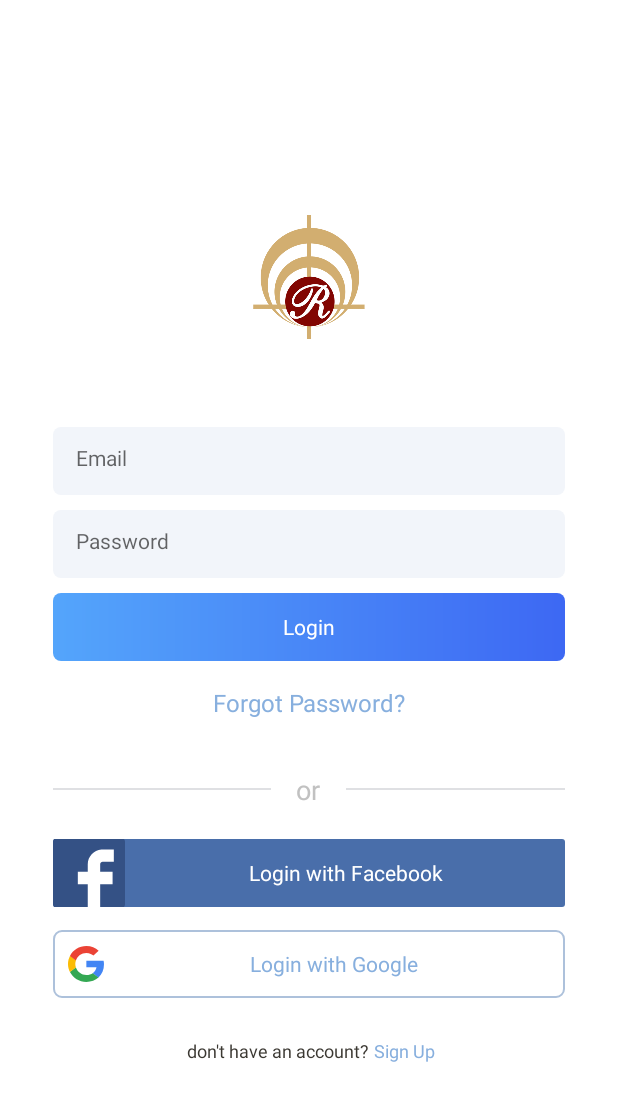
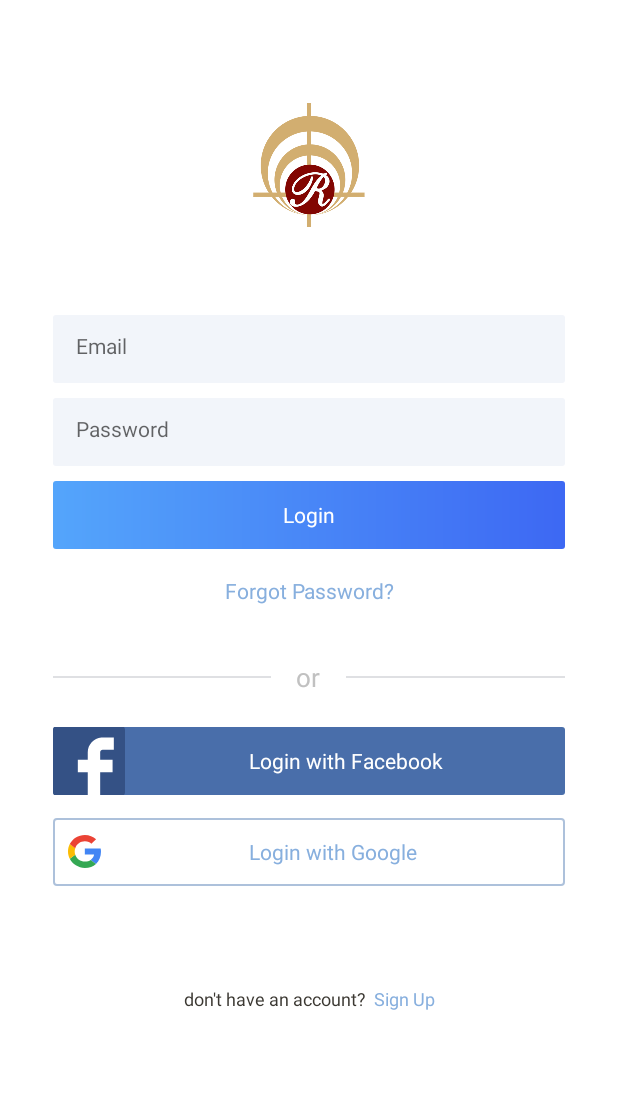
Before and after one commit to Mayur-vaghasiya/ApplicationMayurPractical, an Android app: the LoginActivity screen opened directly, with no data from a screen before it, on a phone screen of 412 x 824 dp. Shown: the top 1101 px of the screen. Run offline under Robolectric (Android 15) with nearby library versions, the phone set to English and light mode, and no system bars.

Commit message:
initial commit

```diff
--- a/app/src/main/res/drawable/edittext_corner.xml
+++ b/app/src/main/res/drawable/edittext_corner.xml
@@ -7,7 +7,7 @@
         android:color="#F2F5FA"
         />
     <corners
-        android:radius="5dp"
+        android:radius="2dp"
         />
 
 </shape>
--- a/app/src/main/res/drawable/ic_google_icon.xml
+++ b/app/src/main/res/drawable/ic_google_icon.xml
@@ -1,6 +1,6 @@
 <vector xmlns:android="http://schemas.android.com/apk/res/android"
-    android:width="24dp"
-    android:height="24dp"
+    android:width="22dp"
+    android:height="22dp"
     android:viewportWidth="256"
     android:viewportHeight="262">
   <path
--- a/app/src/main/res/drawable/selecteditem.xml
+++ b/app/src/main/res/drawable/selecteditem.xml
@@ -10,6 +10,6 @@
         android:startColor="#54A5FB"
         android:type="linear" />
 
-    <corners android:radius="5dp" />
+    <corners android:radius="2dp" />
 -->
 </shape>
--- a/app/src/main/res/drawable/shapselected.xml
+++ b/app/src/main/res/drawable/shapselected.xml
@@ -2,7 +2,7 @@
 <shape xmlns:android="http://schemas.android.com/apk/res/android"
     android:shape="rectangle">
 
-    <corners android:radius="5dp" />
+    <corners android:radius="2dp" />
 
     <stroke
         android:width="1dp"
--- a/app/src/main/res/layout/activity_login.xml
+++ b/app/src/main/res/layout/activity_login.xml
@@ -1,49 +1,43 @@
 <?xml version="1.0" encoding="utf-8"?>
-<LinearLayout xmlns:android="http://schemas.android.com/apk/res/android"
+<ScrollView xmlns:android="http://schemas.android.com/apk/res/android"
     xmlns:app="http://schemas.android.com/apk/res-auto"
     xmlns:tools="http://schemas.android.com/tools"
     android:layout_width="match_parent"
     android:layout_height="match_parent"
-    android:layout_gravity="center"
+    android:layout_gravity="bottom"
     android:background="@color/white"
     android:gravity="center"
-    android:orientation="vertical"
-    tools:context=".ui.SignUpActivity">
-
-    <ScrollView
-        android:layout_width="match_parent"
-        android:layout_height="wrap_content"
-        android:layout_gravity="center"
     android:overScrollMode="never"
     android:scrollIndicators="none"
-        android:scrollbars="none">
+    android:scrollbars="none"
+    tools:context=".ui.LoginActivity">
 
     <LinearLayout
         android:layout_width="match_parent"
-            android:layout_height="wrap_content"
+        android:layout_height="match_parent"
         android:gravity="center"
         android:orientation="vertical">
 
         <androidx.appcompat.widget.AppCompatImageView
             android:layout_width="@dimen/height_width_100"
             android:layout_height="@dimen/height_width_100"
-                android:layout_marginTop="@dimen/padding_margin_50"
+            android:layout_marginTop="@dimen/padding_margin_60"
             android:src="@drawable/logo512" />
 
         <androidx.appcompat.widget.AppCompatEditText
             android:id="@+id/edittextEmail"
             style="@style/CommonEditTextStyle"
             android:layout_marginTop="@dimen/padding_margin_50"
+            android:hint="@string/email"
             android:imeOptions="actionNext"
-                android:inputType="textEmailAddress"
-                android:hint="@string/email" />
+            android:inputType="textEmailAddress" />
 
         <androidx.appcompat.widget.AppCompatEditText
             android:id="@+id/edittextPassword"
             style="@style/CommonEditTextStyle"
-                android:layout_marginTop="10dp"
-                android:inputType="textPassword"
-                android:hint="@string/password" />
+            android:layout_marginTop="@dimen/padding_margin_10"
+            android:hint="@string/password"
+            android:inputType="textPassword" />
 
         <androidx.appcompat.widget.AppCompatTextView
             android:id="@+id/textviewLogin"
@@ -62,7 +56,7 @@
             android:gravity="center"
             android:text="@string/forgot_password"
             android:textColor="@color/forgotpasscolor"
-                android:textSize="@dimen/text_16" />
+            android:textSize="@dimen/text_14" />
 
         <FrameLayout
             android:layout_width="match_parent"
@@ -81,14 +75,14 @@
                 android:background="@color/loginlinecolor" />
 
             <androidx.appcompat.widget.AppCompatTextView
-                    android:layout_width="50dp"
-                    android:layout_height="35dp"
+                android:layout_width="@dimen/height_width_50"
+                android:layout_height="@dimen/height_width_35"
                 android:layout_gravity="center"
                 android:background="@color/white"
                 android:gravity="center"
                 android:text="@string/or"
                 android:textColor="@color/view_color"
-                    android:textSize="18sp" />
+                android:textSize="@dimen/text_17" />
 
 
         </FrameLayout>
@@ -104,7 +98,7 @@
             android:id="@+id/textviewSignupwithGoogle"
             style="@style/SignupgoogleButtonStyle"
             android:layout_marginTop="@dimen/padding_margin_15"
-                android:drawableLeft="@drawable/ic_google_icon"
+            android:drawableStart="@drawable/ic_google_icon"
             android:paddingLeft="@dimen/padding_margin_10"
             android:text="@string/Login_google" />
 
@@ -112,7 +106,7 @@
             android:layout_width="match_parent"
             android:layout_height="wrap_content"
             android:layout_gravity="center"
-                android:layout_marginTop="@dimen/padding_margin_20"
+            android:layout_marginTop="@dimen/padding_margin_60"
             android:layout_marginBottom="@dimen/height_width_24"
             android:gravity="center"
             android:orientation="horizontal">
@@ -128,14 +122,9 @@
 
             <androidx.appcompat.widget.AppCompatTextView
                 android:id="@+id/textviewNewSignup"
-                    android:layout_width="wrap_content"
-                    android:layout_height="30dp"
-                    android:gravity="center"
-                    android:text="@string/sign_up"
-                    android:textColor="@color/forgotpasscolor"
-                    android:textSize="@dimen/text_12" />
+                style="@style/SignupLoginBottomLinkStyle"
+                android:text="@string/sign_up" />
 
         </LinearLayout>
     </LinearLayout>
 </ScrollView>
-</LinearLayout>
--- a/app/src/main/res/values/styles.xml
+++ b/app/src/main/res/values/styles.xml
@@ -133,4 +133,14 @@
         <item name="android:textSize">@dimen/text_14</item>
         <item name="android:background">@drawable/shapselected</item>
     </style>
+
+    <style name="SignupLoginBottomLinkStyle" parent="android:TextAppearance.DeviceDefault.Widget.TextView">
+    <item name="android:layout_width">wrap_content</item>
+    <item name="android:layout_height">@dimen/height_width_30</item>
+        <item name="android:gravity">center</item>
+        <item name="android:padding">@dimen/padding_margin_2</item>
+    <item name="android:textAllCaps">false</item>
+    <item name="android:textColor">@color/fbbackbutton</item>
+    <item name="android:textSize">@dimen/text_12</item>
+    </style>
 </resources>
```
Also changed, not shown: app/src/main/res/layout/activity_signup.xml (+8 -19 lines), app/src/main/res/layout/activity_splash.xml (+23 -14 lines), app/src/main/res/values/dimens.xml (+14 -10 lines), 8 other files. Lines whose indentation alone changed are shown as unchanged.
